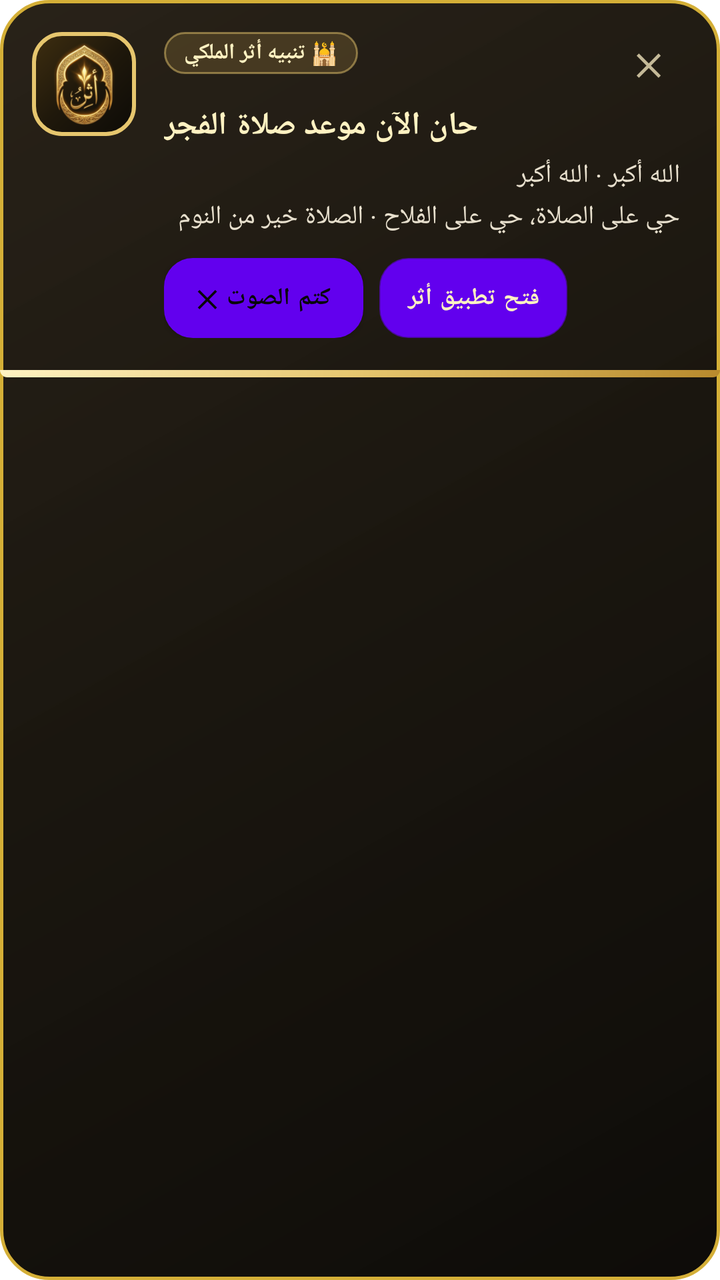
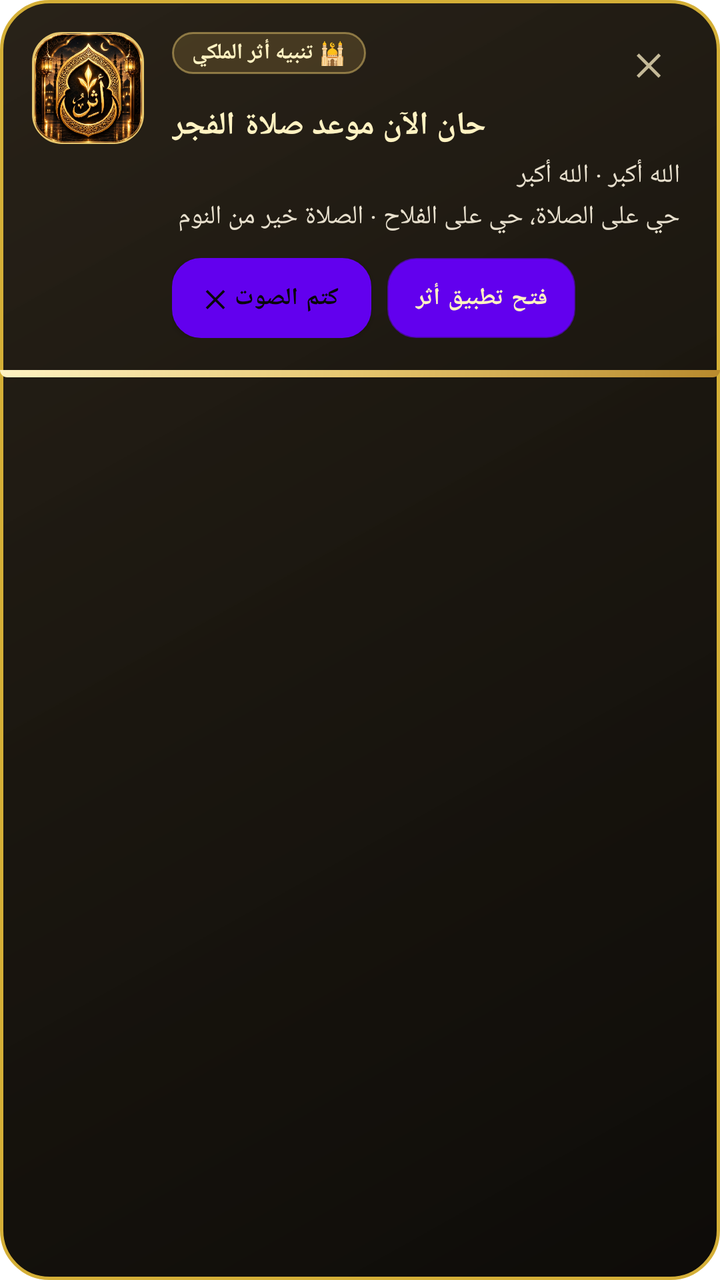

Before-and-after screenshots of an Android layout around one commit, followed by the original layout XML and the change that was made.
<!-- AndroidManifest.xml: fallback theme Theme.MaterialComponents.DayNight.NoActionBar -->
<!-- res/layout/view_system_overlay_notification.xml -->
<?xml version="1.0" encoding="utf-8"?>
<LinearLayout xmlns:android="http://schemas.android.com/apk/res/android"
    android:id="@+id/cardSystemOverlay"
    android:layout_width="match_parent"
    android:layout_height="wrap_content"
    android:layout_margin="14dp"
    android:background="@drawable/royal_overlay_card_bg"
    android:orientation="vertical"
    android:elevation="16dp">

    <LinearLayout
        android:layout_width="match_parent"
        android:layout_height="wrap_content"
        android:orientation="horizontal"
        android:padding="16dp"
        android:gravity="top">

        
        <FrameLayout
            android:layout_width="52dp"
            android:layout_height="52dp"
            android:background="@drawable/royal_logo_frame_bg"
            android:padding="5dp"
            android:layout_gravity="top">

            <ImageView
                android:id="@+id/ivOverlayLogo"
                android:layout_width="match_parent"
                android:layout_height="match_parent"
                android:contentDescription="شعار أثر"
                android:scaleType="fitCenter"
                android:src="@drawable/icon_logo" />
        </FrameLayout>

        
        <LinearLayout
            android:layout_width="0dp"
            android:layout_height="wrap_content"
            android:layout_weight="1"
            android:layout_marginStart="14dp"
            android:layout_marginEnd="4dp"
            android:orientation="vertical">

            
            <RelativeLayout
                android:layout_width="match_parent"
                android:layout_height="wrap_content">

                <TextView
                    android:id="@+id/tvOverlayBadge"
                    android:layout_width="wrap_content"
                    android:layout_height="wrap_content"
                    android:layout_alignParentStart="true"
                    android:background="@drawable/royal_badge_bg"
                    android:paddingHorizontal="10dp"
                    android:paddingVertical="3dp"
                    android:text="🕌 تنبيه أثر الملكي"
                    android:textColor="#FFF2C2"
                    android:textSize="11sp"
                    android:textStyle="bold" />

                <TextView
                    android:id="@+id/btnOverlayClose"
                    android:layout_width="32dp"
                    android:layout_height="32dp"
                    android:layout_alignParentEnd="true"
                    android:gravity="center"
                    android:text="✕"
                    android:textColor="#C4B998"
                    android:textSize="15sp"
                    android:textStyle="bold" />
            </RelativeLayout>

            
            <TextView
                android:id="@+id/tvOverlayTitle"
                android:layout_width="wrap_content"
                android:layout_height="wrap_content"
                android:layout_marginTop="4dp"
                android:text="حان الآن موعد صلاة الفجر"
                android:textColor="#FFF2C2"
                android:textSize="16sp"
                android:textStyle="bold" />

            
            <TextView
                android:id="@+id/tvOverlayBody"
                android:layout_width="match_parent"
                android:layout_height="wrap_content"
                android:layout_marginTop="5dp"
                android:lineSpacingExtra="3dp"
                android:text="الله أكبر · الله أكبر\nحي على الصلاة، حي على الفلاح · الصلاة خير من النوم"
                android:textColor="#E8E0CE"
                android:textSize="13sp" />

            
            <LinearLayout
                android:layout_width="match_parent"
                android:layout_height="wrap_content"
                android:layout_marginTop="12dp"
                android:gravity="center_vertical"
                android:orientation="horizontal">

                
                <Button
                    android:id="@+id/btnOverlayMute"
                    android:layout_width="wrap_content"
                    android:layout_height="40dp"
                    android:background="@drawable/royal_gold_btn_bg"
                    android:elevation="4dp"
                    android:paddingHorizontal="16dp"
                    android:text="كتم الصوت ✕"
                    android:textColor="#080705"
                    android:textSize="12sp"
                    android:textStyle="bold" />

                
                <Button
                    android:id="@+id/btnOverlayOpen"
                    android:layout_width="wrap_content"
                    android:layout_height="40dp"
                    android:layout_marginStart="8dp"
                    android:background="@drawable/royal_dark_btn_bg"
                    android:paddingHorizontal="14dp"
                    android:text="فتح تطبيق أثر"
                    android:textColor="#FFF2C2"
                    android:textSize="12sp"
                    android:textStyle="bold" />
            </LinearLayout>

        </LinearLayout>
    </LinearLayout>

    
    <View
        android:id="@+id/viewOverlayProgress"
        android:layout_width="match_parent"
        android:layout_height="3.5dp"
        android:background="@drawable/royal_gold_progress_bg" />

</LinearLayout>
<!-- resources referenced by this layout -->
<resources>
  <!-- drawable icon_logo: png bitmap (drawable, 35975 bytes) -->
  <!-- drawable royal_badge_bg (drawable) -->
  <?xml version="1.0" encoding="utf-8"?>
  <shape xmlns:android="http://schemas.android.com/apk/res/android"
      android:shape="rectangle">
      <solid android:color="#33C8A24A" />
      <corners android:radius="10dp" />
      <stroke
          android:width="1dp"
          android:color="#80E6C66E" />
  </shape>
  <!-- drawable royal_dark_btn_bg (drawable) -->
  <?xml version="1.0" encoding="utf-8"?>
  <ripple xmlns:android="http://schemas.android.com/apk/res/android"
      android:color="#30E6C66E">
      <item>
          <shape android:shape="rectangle">
              <solid android:color="#241C10" />
              <corners android:radius="14dp" />
              <stroke
                  android:width="1dp"
                  android:color="#99E6C66E" />
          </shape>
      </item>
  </ripple>
  <!-- drawable royal_gold_btn_bg (drawable) -->
  <?xml version="1.0" encoding="utf-8"?>
  <ripple xmlns:android="http://schemas.android.com/apk/res/android"
      android:color="#40FFFFFF">
      <item>
          <shape android:shape="rectangle">
              <gradient
                  android:angle="0"
                  android:startColor="#FFF2C2"
                  android:centerColor="#E6C66E"
                  android:endColor="#B88A2D"
                  android:type="linear" />
              <corners android:radius="14dp" />
              <stroke
                  android:width="1dp"
                  android:color="#FFF9E2" />
          </shape>
      </item>
  </ripple>
  <!-- drawable royal_gold_progress_bg (drawable) -->
  <?xml version="1.0" encoding="utf-8"?>
  <shape xmlns:android="http://schemas.android.com/apk/res/android"
      android:shape="rectangle">
      <gradient
          android:angle="0"
          android:startColor="#FFF2C2"
          android:centerColor="#E6C66E"
          android:endColor="#B88A2D"
          android:type="linear" />
      <corners
          android:bottomLeftRadius="24dp"
          android:bottomRightRadius="24dp" />
  </shape>
  <!-- drawable royal_logo_frame_bg (drawable) -->
  <?xml version="1.0" encoding="utf-8"?>
  <shape xmlns:android="http://schemas.android.com/apk/res/android"
      android:shape="rectangle">
      <gradient
          android:angle="315"
          android:startColor="#3E2E10"
          android:centerColor="#1F180B"
          android:endColor="#0D0B07"
          android:type="linear" />
      <corners android:radius="14dp" />
      <stroke
          android:width="2dp"
          android:color="#E6C66E" />
  </shape>
  <!-- drawable royal_overlay_card_bg (drawable) -->
  <?xml version="1.0" encoding="utf-8"?>
  <shape xmlns:android="http://schemas.android.com/apk/res/android"
      android:shape="rectangle">
      <gradient
          android:angle="315"
          android:startColor="#F41F180E"
          android:centerColor="#F8130F08"
          android:endColor="#FA090704"
          android:type="linear" />
      <corners android:radius="24dp" />
      <stroke
          android:width="1.8dp"
          android:color="#D4AF37" />
  </shape>
</resources>

<!-- the commit's change to res/layout/view_system_overlay_notification.xml (unified diff, before → after) -->
@@ -17,16 +17,17 @@
 
         
         <FrameLayout
-            android:layout_width="52dp"
-            android:layout_height="52dp"
+            android:layout_width="56dp"
+            android:layout_height="56dp"
             android:background="@drawable/royal_logo_frame_bg"
-            android:padding="5dp"
+            android:padding="0dp"
             android:layout_gravity="top">
 
             <ImageView
                 android:id="@+id/ivOverlayLogo"
                 android:layout_width="match_parent"
                 android:layout_height="match_parent"
+                android:padding="0dp"
                 android:contentDescription="شعار أثر"
                 android:scaleType="fitCenter"
                 android:src="@drawable/icon_logo" />
<!-- resource entries referenced after the edit -->
@@ -1,6 +1,6 @@
 <!-- resources referenced by this layout -->
 <resources>
-  <!-- drawable icon_logo: png bitmap (drawable, 35975 bytes) -->
+  <!-- drawable icon_logo: png bitmap (drawable, 459085 bytes) -->
   <!-- drawable royal_badge_bg (drawable) -->
   <?xml version="1.0" encoding="utf-8"?>
   <shape xmlns:android="http://schemas.android.com/apk/res/android"
